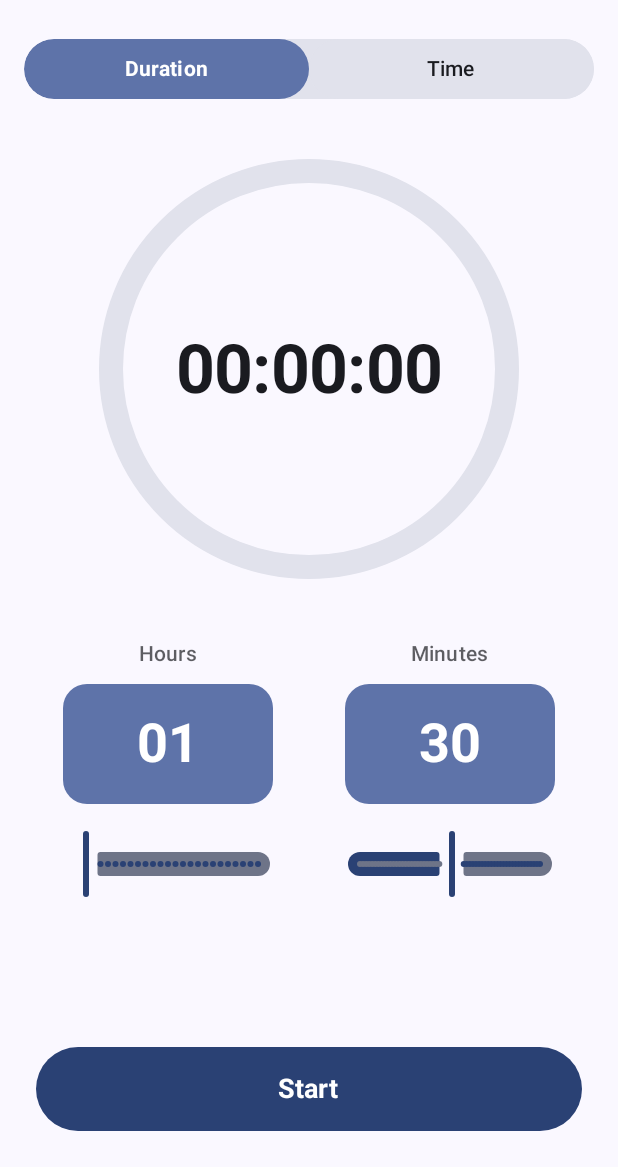
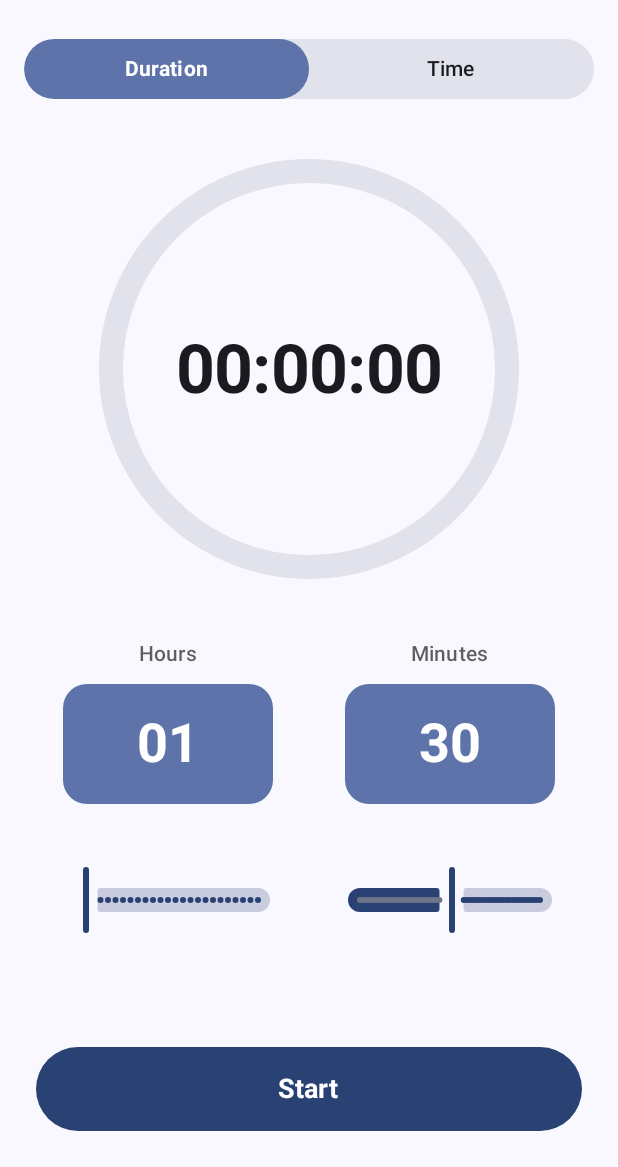
Before and after one commit to teja2495/simple-progress, an Android app built with Jetpack Compose: the screen it shows after launch (MainActivity), on a phone screen of 412 x 824 dp, the part 69-1236 px from its top. Run offline under Robolectric (Android 15) with nearby library versions, the phone set to English and light mode, and no system bars.

Commit message:
feat: improved touch area for slider

```diff
--- a/app/src/main/java/com/example/simple_progress/components/TimerControls.kt
+++ b/app/src/main/java/com/example/simple_progress/components/TimerControls.kt
@@ -2,17 +2,25 @@ package com.example.simple_progress.components
 
 import androidx.compose.foundation.background
 import androidx.compose.foundation.clickable
+import androidx.compose.foundation.gestures.detectTapGestures
 import androidx.compose.foundation.gestures.detectVerticalDragGestures
+import androidx.compose.foundation.interaction.MutableInteractionSource
 import androidx.compose.foundation.layout.*
 import androidx.compose.foundation.shape.RoundedCornerShape
 import androidx.compose.material3.*
 import androidx.compose.runtime.Composable
+import androidx.compose.runtime.remember
 import androidx.compose.ui.Alignment
 import androidx.compose.ui.Modifier
+import androidx.compose.ui.draw.clip
+import androidx.compose.ui.graphics.Color
 import androidx.compose.ui.input.pointer.pointerInput
+import androidx.compose.ui.platform.LocalDensity
 import androidx.compose.ui.text.font.FontWeight
 import androidx.compose.ui.unit.dp
+import androidx.compose.ui.unit.IntOffset
 import androidx.compose.ui.unit.sp
+import kotlin.math.roundToInt
 
 // ============================================================================
 // BOTTOM BUTTONS COMPONENTS
@@ -211,11 +219,38 @@ fun TimeSlider(
     onValueChange: (Float) -> Unit,
     range: IntRange
 ) {
-    Slider(
-        value = value,
-        onValueChange = onValueChange,
-        valueRange = range.first.toFloat()..range.last.toFloat(),
-        steps = range.count() - 2,
-        modifier = Modifier.fillMaxWidth()
-    )
+    val valueRange = range.first.toFloat()..range.last.toFloat()
+
+    // Enhanced touch area wrapper
+    Box(
+        modifier = Modifier
+            .fillMaxWidth()
+            .padding(vertical = 24.dp) // Increased padding for better touch area
+            .pointerInput(value) {
+                // Add additional touch handling for edge cases
+                detectTapGestures(
+                    onTap = { offset ->
+                        // Calculate the position and update value accordingly
+                        val width = size.width
+                        val position = offset.x / width
+                        val newValue = range.first + (position * (range.last - range.first))
+                        onValueChange(newValue.coerceIn(range.first.toFloat(), range.last.toFloat()))
+                    }
+                )
+            }
+    ) {
+        Slider(
+            value = value,
+            onValueChange = onValueChange,
+            valueRange = valueRange,
+            steps = range.count() - 2,
+            modifier = Modifier.fillMaxWidth(),
+            // Enhanced visual feedback for better touch experience
+            colors = SliderDefaults.colors(
+                thumbColor = MaterialTheme.colorScheme.primary,
+                activeTrackColor = MaterialTheme.colorScheme.primary,
+                inactiveTrackColor = MaterialTheme.colorScheme.primary.copy(alpha = 0.24f)
+            )
+        )
+    }
 }
```
